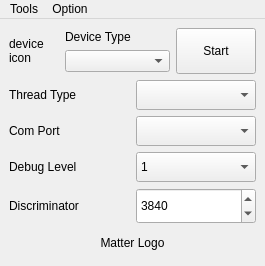
Old version of the form res/view/main.ui in the repository Samsung/ioter.
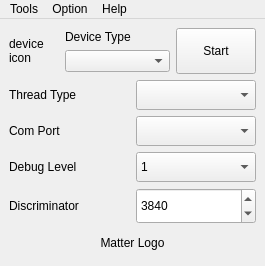
New version of the form. Icons and pictures are not drawn.

Commit message:
Adding 'About' to menu
1. The About menu will show up version and github page link. It may show the project description later
2. Title 'Ioter' has been changed to 'ioter'

Diff of the .ui file:
```diff
--- a/res/view/main.ui
+++ b/res/view/main.ui
@@ -354,8 +354,15 @@
     <addaction name="actionDeveloper"/>
     <addaction name="actionTestWindow"/>
    </widget>
+   <widget class="QMenu" name="menuHelp">
+    <property name="title">
+     <string>Help</string>
+    </property>
+    <addaction name="actionAbout"/>
+   </widget>
    <addaction name="menuTools"/>
    <addaction name="menuOption"/>
+   <addaction name="menuHelp"/>
   </widget>
   <action name="actionAutomation">
    <property name="icon">
```
Left out of the diff: 5 changed lines with no effect on the pictures. The commit also changes 4 other files.
